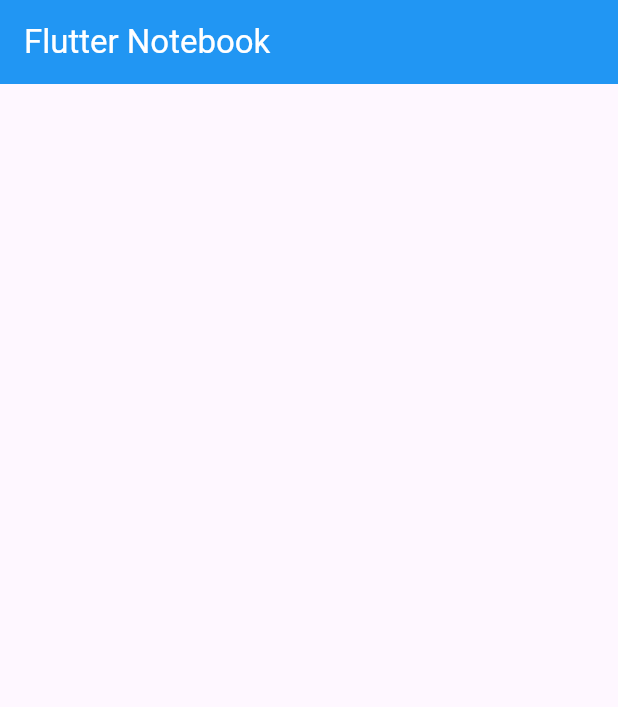
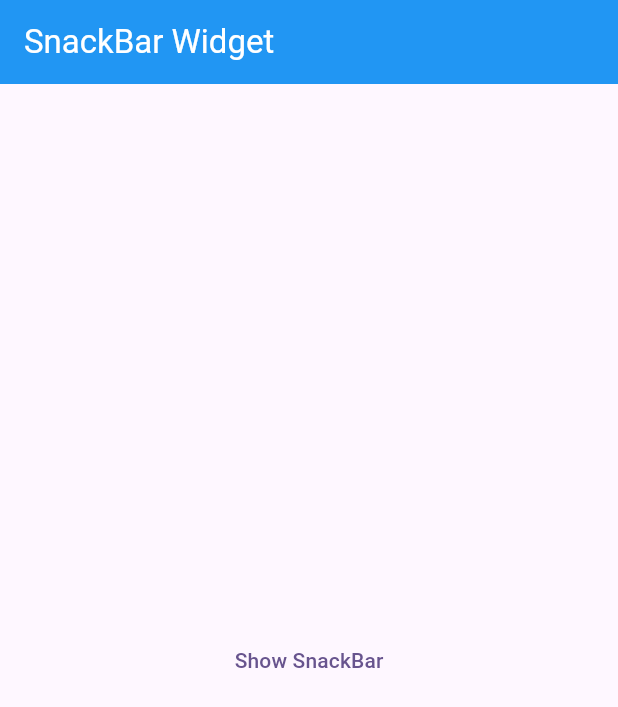
Before and after one commit to monir996/flutter-notebook, a Flutter app: the screen it shows after launch, on a phone screen of 412 x 824 dp. Shown: the top 707 px of the screen. Run offline on Flutter 3.47's test engine with Material 3 defaults, Android fonts, the phone set to English and light mode, and no system bars.

Commit message:
SnackBar - initial

```diff
--- a/lib/HomeScreen.dart
+++ b/lib/HomeScreen.dart
@@ -8,12 +8,31 @@ class HomeScreen extends StatefulWidget {
 }
 
 class _HomeScreenState extends State<HomeScreen> {
+
+  // ----------------------- Create SnackBar ------------------
+  mySnackBar(message, context){
+    return ScaffoldMessenger.of(context).showSnackBar(
+        SnackBar(
+            content: Text(message),
+            action: SnackBarAction(label: "Undo", onPressed: (){})
+        )
+    );
+  }
+
   @override
   Widget build(BuildContext context) {
     return Scaffold(
-      appBar: AppBar(title: Text("Flutter Notebook", style: TextStyle(color: Colors.white)), backgroundColor: Colors.blue),
+      appBar: AppBar(title: Text("SnackBar Widget", style: TextStyle(color: Colors.white)), backgroundColor: Colors.blue),
 
-      // ----------------------- Main Branch  ==> Basic Structure ------------------
+      // ----------------------- Branch 15 ==> SnackBar Widget ------------------
+      body: Center(
+        child: TextButton(
+            onPressed: (){
+              mySnackBar("Delete Successful", context);
+            },
+            child: Text("Show SnackBar")
+        ),
+      ),
 
     );
   }
```
